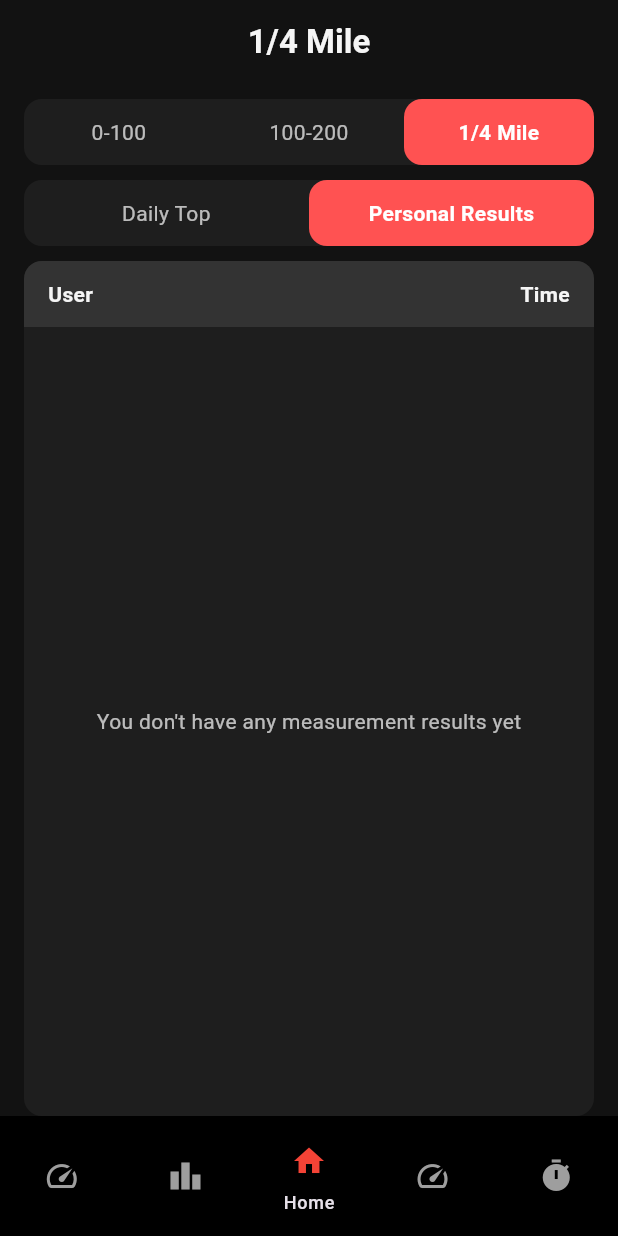
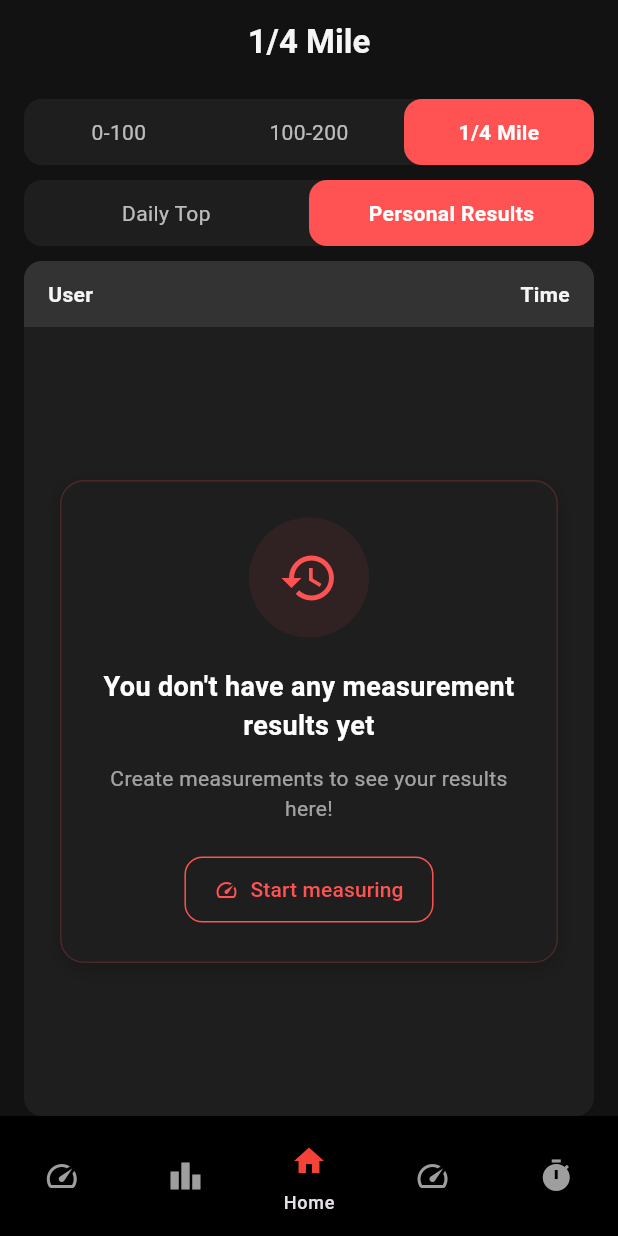
Before and after one commit to taalnorbert/dyno2, a Flutter app: the CompetitionsPage screen opened by its route, after a tap on "100-200", after a tap on "1/4 Mile", after a tap on "Personal Results", on a phone screen of 412 x 824 dp. Run offline on Flutter 3.47's test engine with Material 3 defaults, Android fonts, the phone set to English and light mode, and no system bars; our stand-ins replace cloud_firestore, firebase_auth, firebase_core, fl_chart, fluttertoast, geolocator and 8 more; accounts and stored records are empty; generated files the repository leaves out were written again.

Commit message:
FEATURE - Localized messages and error handling in competitions and profile pages

```diff
--- a/lib/localization/app_localizations.dart
+++ b/lib/localization/app_localizations.dart
@@ -1260,4 +1260,122 @@ class AppLocalizations {
       return "Error";
     }
   }
+
+  // A közvetlen "No results" segítő szövegek
+  static String get createMeasurementsMessage {
+    if (_languageProvider.isHungarian) {
+      return "Készíts méréseket, hogy eredményeid legyenek!";
+    } else if (_languageProvider.isGerman) {
+      return "Führe Messungen durch, um Ergebnisse zu erhalten!";
+    } else {
+      return "Create measurements to see your results here!";
+    }
+  }
+
+  static String get noResultsYetMessage {
+    if (_languageProvider.isHungarian) {
+      return "Ma még nem született eredmény. Légy te az első!";
+    } else if (_languageProvider.isGerman) {
+      return "Heute wurden noch keine Ergebnisse erzielt. Sei der Erste!";
+    } else {
+      return "No results recorded today. Be the first one!";
+    }
+  }
+
+  static String get startMeasuring {
+    if (_languageProvider.isHungarian) {
+      return "Mérés indítása";
+    } else if (_languageProvider.isGerman) {
+      return "Messung starten";
+    } else {
+      return "Start measuring";
+    }
+  }
+
+  // Result dialog másodperc formátum
+  static String formatElapsedTimeMillis(Duration elapsedTime) {
+    if (_languageProvider.isHungarian) {
+      return "${elapsedTime.inSeconds}.${elapsedTime.inMilliseconds % 1000} másodperc";
+    } else if (_languageProvider.isGerman) {
+      return "${elapsedTime.inSeconds}.${elapsedTime.inMilliseconds % 1000} Sekunden";
+    } else {
+      return "${elapsedTime.inSeconds}.${elapsedTime.inMilliseconds % 1000} seconds";
+    }
+  }
+
+  // User label a competition oldalon
+  static String get user {
+    if (_languageProvider.isHungarian) {
+      return "Felhasználó";
+    } else if (_languageProvider.isGerman) {
+      return "Benutzer";
+    } else {
+      return "User";
+    }
+  }
+
+  // Error prefix
+  static String errorWithMessage(String message) {
+    if (_languageProvider.isHungarian) {
+      return "Hiba: $message";
+    } else if (_languageProvider.isGerman) {
+      return "Fehler: $message";
+    } else {
+      return "Error: $message";
+    }
+  }
+
+  // Competitions táblázat fejléc: Eredmény
+  static String get result {
+    if (_languageProvider.isHungarian) {
+      return "Eredmény";
+    } else if (_languageProvider.isGerman) {
+      return "Ergebnis";
+    } else {
+      return "Result";
+    }
+  }
+
+  // ¼ Mile felirat szövege
+  static String get quarterMile {
+    if (_languageProvider.isHungarian) {
+      return "¼ Mérföld";
+    } else if (_languageProvider.isGerman) {
+      return "¼ Meile";
+    } else {
+      return "¼ Mile";
+    }
+  }
+
+  // ¼ Mile Time eredmény szöveg
+  static String get quarterMileTime {
+    if (_languageProvider.isHungarian) {
+      return "¼ Mérföld Idő";
+    } else if (_languageProvider.isGerman) {
+      return "¼ Meile Zeit";
+    } else {
+      return "¼ Mile Time";
+    }
+  }
+
+  // Megerősítés leírása változásokhoz (pl. törlés esetén)
+  static String get confirmAction {
+    if (_languageProvider.isHungarian) {
+      return "MÉGSE";
+    } else if (_languageProvider.isGerman) {
+      return "ABBRECHEN";
+    } else {
+      return "CANCEL";
+    }
+  }
+
+  static String get confirmActionYes {
+    if (_languageProvider.isHungarian) {
+      return "IGEN";
+    } else if (_languageProvider.isGerman) {
+      return "JA";
+    } else {
+      return "YES";
+    }
+  }
 }
--- a/lib/speed_meter/Navbar/Pages/competitions.dart
+++ b/lib/speed_meter/Navbar/Pages/competitions.dart
@@ -419,11 +419,7 @@ class _CompetitionsPageState extends State<CompetitionsPage> {
                         // SizedBox(width: 30), // Helyezés számának helye
                         Expanded(
                           child: Text(
-                            _languageProvider.isHungarian
-                                ? "Felhasználó"
-                                : _languageProvider.isGerman
-                                    ? "Benutzer"
-                                    : "User",
+                            AppLocalizations.user,
                             textAlign: TextAlign.left,
                             style: TextStyle(
                               color: _textWhite,
@@ -716,11 +712,83 @@ class _CompetitionsPageState extends State<CompetitionsPage> {
     final data = _activeData!;
     if (data.isEmpty) {
       return Center(
-        child: Text(
-          _showPersonalResults
-              ? AppLocalizations.noPersonalResults
-              : AppLocalizations.noDailyResults,
-          style: TextStyle(color: Colors.white70),
+        child: Container(
+          margin: const EdgeInsets.symmetric(horizontal: 24),
+          padding: const EdgeInsets.all(24),
+          decoration: BoxDecoration(
+            color: _cardBlack,
+            borderRadius: BorderRadius.circular(16),
+            border: Border.all(color: _primaryRed.withAlpha(50), width: 1),
+            boxShadow: [
+              BoxShadow(
+                color: Colors.black.withAlpha(50),
+                blurRadius: 10,
+                spreadRadius: 0,
+                offset: const Offset(0, 4),
+              ),
+            ],
+          ),
+          child: Column(
+            mainAxisSize: MainAxisSize.min,
+            children: [
+              Container(
+                width: 80,
+                height: 80,
+                decoration: BoxDecoration(
+                  color: _primaryRed.withAlpha(20),
+                  shape: BoxShape.circle,
+                ),
+                child: Icon(
+                  _showPersonalResults
+                      ? Icons.history
+                      : Icons.emoji_events_outlined,
+                  size: 40,
+                  color: _primaryRed,
+                ),
+              ),
+              const SizedBox(height: 20),
+              Text(
+                _showPersonalResults
+                    ? AppLocalizations.noPersonalResults
+                    : AppLocalizations.noDailyResults,
+                style: const TextStyle(
+                  color: Colors.white,
+                  fontSize: 18,
+                  fontWeight: FontWeight.bold,
+                ),
+                textAlign: TextAlign.center,
+              ),
+              const SizedBox(height: 12),
+              Text(
+                _showPersonalResults
+                    ? AppLocalizations.createMeasurementsMessage
+                    : AppLocalizations.noResultsYetMessage,
+                style: TextStyle(
+                  color: Colors.white.withAlpha(150),
+                  fontSize: 14,
+                ),
+                textAlign: TextAlign.center,
+              ),
+              const SizedBox(height: 20),
+              if (_showPersonalResults && AuthService().currentUser != null)
+                OutlinedButton.icon(
+                  onPressed: () {
+                    context.go('/home');
+                  },
+                  icon: const Icon(Icons.speed, size: 16),
+                  label: Text(AppLocalizations.startMeasuring),
+                  style: OutlinedButton.styleFrom(
+                    foregroundColor: _primaryRed,
+                    side: BorderSide(color: _primaryRed),
+                    padding: const EdgeInsets.symmetric(
+                        horizontal: 20, vertical: 12),
+                    shape: RoundedRectangleBorder(
+                      borderRadius: BorderRadius.circular(12),
+                    ),
+                  ),
+                ),
+            ],
+          ),
         ),
       );
     }
--- a/lib/speed_meter/Navbar/Pages/quarter_mile.dart
+++ b/lib/speed_meter/Navbar/Pages/quarter_mile.dart
@@ -215,7 +215,8 @@ class _QuarterMileState extends State<QuarterMile> {
                 context.pop(); // Visszamegy az előző oldalra
               }
             },
-            resultText: "¼ Mile Time", // Módosított eredménykiírás
+            resultText:
+                AppLocalizations.quarterMileTime, // Módosított eredménykiírás
           );
         }
       }).catchError((error) {
@@ -232,7 +233,7 @@ class _QuarterMileState extends State<QuarterMile> {
                 context.pop(); // Visszamegy az előző oldalra
               }
             },
-            resultText: "¼ Mile Time", // Itt is módosítva
+            resultText: AppLocalizations.quarterMileTime, // Itt is módosítva
           );
         }
       });
--- a/lib/speed_meter/profile_page.dart
+++ b/lib/speed_meter/profile_page.dart
@@ -78,7 +78,7 @@ class _ProfilePageState extends State<ProfilePage> {
       // Hibakezelés, a gomb aktív marad az újrapróbálkozáshoz
       ScaffoldMessenger.of(context).showSnackBar(
         SnackBar(
-          content: Text(e.toString()),
+          content: Text(AppLocalizations.errorWithMessage(e.toString())),
           backgroundColor: Colors.red,
         ),
       );
@@ -851,7 +851,7 @@ class _ProfilePageState extends State<ProfilePage> {
       if (!mounted) return;
       ScaffoldMessenger.of(context).showSnackBar(
         SnackBar(
-          content: Text('Hiba: ${e.toString()}'),
+          content: Text(AppLocalizations.errorWithMessage(e.toString())),
           backgroundColor: Colors.red,
         ),
       );
```
Also changed, not shown: lib/speed_meter/widgets/Messages/result_dialog.dart (+6 -4 lines).
